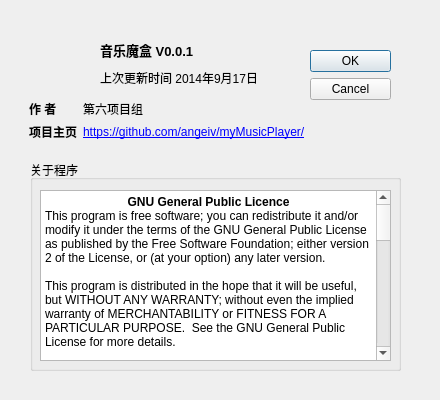
Above: about.ui from angeiv/myMusicPlayer before the change. Below: the same form after it.
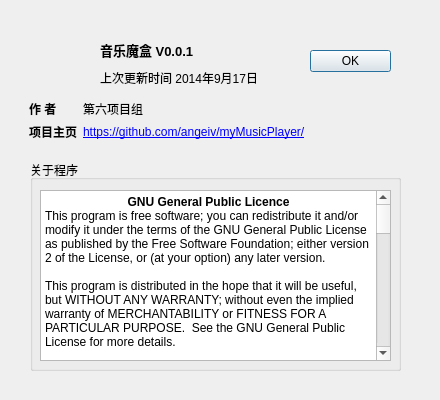
That is the form after the change. Icons and pictures are not drawn.

Commit message:
design a layout for login and add translate
设计了登陆界面的布局和验证码的验证，同时增加了翻译文件（但是不起作用）

Diff of the .ui file:
```diff
--- a/about.ui
+++ b/about.ui
@@ -35,14 +35,14 @@
      <x>310</x>
      <y>50</y>
      <width>81</width>
-     <height>81</height>
+     <height>31</height>
     </rect>
    </property>
    <property name="orientation">
     <enum>Qt::Vertical</enum>
    </property>
    <property name="standardButtons">
-    <set>QDialogButtonBox::Cancel|QDialogButtonBox::Ok</set>
+    <set>QDialogButtonBox::Ok</set>
    </property>
   </widget>
   <widget class="QLabel" name="labelLogo">
@@ -163,21 +163,27 @@
 &lt;p style=&quot;-qt-paragraph-type:empty; margin-top:0px; margin-bottom:0px; margin-left:0px; margin-right:0px; -qt-block-indent:0; text-indent:0px;&quot;&gt;&lt;br /&gt;&lt;/p&gt;
 &lt;p align=&quot;center&quot; style=&quot; margin-top:0px; margin-bottom:0px; margin-left:0px; margin-right:0px; -qt-block-indent:0; text-indent:0px;&quot;&gt;&lt;span style=&quot; font-weight:600;&quot;&gt;程序说明&lt;/span&gt;&lt;/p&gt;
 &lt;p style=&quot; margin-top:0px; margin-bottom:0px; margin-left:0px; margin-right:0px; -qt-block-indent:0; text-indent:0px;&quot;&gt;    音乐魔盒（下简称“程序”）的资源均采自网络，仅供学习交流只用，不可用于商业用途，本程序遵循GNU通用公共许可证（GNU General Public License，GPL），所有人均可可以自由地“使用、复制、修改和发布”本程序。&lt;/p&gt;
-&lt;p style=&quot; margin-top:0px; margin-bottom:0px; margin-left:0px; margin-right:0px; -qt-block-indent:0; text-indent:0px;&quot;&gt;    再次感谢网络资源的作者，下面一一列举：&lt;/p&gt;
+&lt;p style=&quot; margin-top:0px; margin-bottom:0px; margin-left:0px; margin-right:0px; -qt-block-indent:0; text-indent:0px;&quot;&gt;    感谢网络资源的作者，在本文的最后有所有参考文章的作者和地址，以示感谢。&lt;/p&gt;
+&lt;p style=&quot;-qt-paragraph-type:empty; margin-top:0px; margin-bottom:0px; margin-left:0px; margin-right:0px; -qt-block-indent:0; text-indent:0px;&quot;&gt;&lt;br /&gt;&lt;/p&gt;
+&lt;p align=&quot;center&quot; style=&quot; margin-top:0px; margin-bottom:0px; margin-left:0px; margin-right:0px; -qt-block-indent:0; text-indent:0px;&quot;&gt;&lt;span style=&quot; font-weight:600;&quot;&gt;作者介绍&lt;/span&gt;&lt;/p&gt;
+&lt;p style=&quot; margin-top:0px; margin-bottom:0px; margin-left:0px; margin-right:0px; -qt-block-indent:0; text-indent:0px;&quot;&gt;    第六项目组成员信息：&lt;/p&gt;
+&lt;p style=&quot; margin-top:0px; margin-bottom:0px; margin-left:0px; margin-right:0px; -qt-block-indent:0; text-indent:0px;&quot;&gt;            组长：张幸(主页 &lt;a href=&quot;http://zhangxing.tk/blog&quot;&gt;&lt;span style=&quot; text-decoration: underline; color:#0000ff;&quot;&gt;http://zhangxing.tk/blog&lt;/span&gt;&lt;/a&gt;)&lt;/p&gt;
+&lt;p style=&quot; margin-top:0px; margin-bottom:0px; margin-left:0px; margin-right:0px; -qt-block-indent:0; text-indent:0px;&quot;&gt;            成员：常树森  杨少婷  徐铭  毕景奎&lt;/p&gt;
+&lt;p style=&quot;-qt-paragraph-type:empty; margin-top:0px; margin-bottom:0px; margin-left:0px; margin-right:0px; -qt-block-indent:0; text-indent:0px;&quot;&gt;&lt;br /&gt;&lt;/p&gt;
+&lt;p align=&quot;center&quot; style=&quot; margin-top:0px; margin-bottom:0px; margin-left:0px; margin-right:0px; -qt-block-indent:0; text-indent:0px;&quot;&gt;&lt;span style=&quot; font-weight:600;&quot;&gt;项目主页&lt;/span&gt;&lt;/p&gt;
+&lt;p style=&quot; margin-top:0px; margin-bottom:0px; margin-left:0px; margin-right:0px; -qt-block-indent:0; text-indent:0px;&quot;&gt;    程序代码托管在开源代码托管网站GitHub上，地址：&lt;a href=&quot;https://github.com/angeiv/myMusicPlayer/&quot;&gt;&lt;span style=&quot; text-decoration: underline; color:#0000ff;&quot;&gt;https://github.com/angeiv/myMusicPlayer/&lt;/span&gt;&lt;/a&gt;&lt;/p&gt;
+&lt;p style=&quot;-qt-paragraph-type:empty; margin-top:0px; margin-bottom:0px; margin-left:0px; margin-right:0px; -qt-block-indent:0; text-indent:0px; text-decoration: underline; color:#0000ff;&quot;&gt;&lt;br /&gt;&lt;/p&gt;
+&lt;p align=&quot;center&quot; style=&quot; margin-top:0px; margin-bottom:0px; margin-left:0px; margin-right:0px; -qt-block-indent:0; text-indent:0px;&quot;&gt;&lt;a href=&quot;https://github.com/angeiv/myMusicPlayer/&quot;&gt;&lt;span style=&quot; font-weight:600; text-decoration: underline; color:#000000;&quot;&gt;致谢&lt;/span&gt;&lt;/a&gt;&lt;/p&gt;
+&lt;p style=&quot; margin-top:0px; margin-bottom:0px; margin-left:0px; margin-right:0px; -qt-block-indent:0; text-indent:0px;&quot;&gt;&lt;a href=&quot;https://github.com/angeiv/myMusicPlayer/&quot;&gt;&lt;span style=&quot; text-decoration: underline; color:#000000;&quot;&gt;在此对网络资源的作者表示感谢！下面一一列举：&lt;/span&gt;&lt;/a&gt;&lt;/p&gt;
 &lt;p style=&quot; margin-top:0px; margin-bottom:0px; margin-left:0px; margin-right:0px; -qt-block-indent:0; text-indent:0px;&quot;&gt;站酷（ZCOOL） &lt;a href=&quot;http://www.zcool.com.cn/&quot;&gt;&lt;span style=&quot; text-decoration: underline; color:#0000ff;&quot;&gt;http://www.zcool.com.cn/&lt;/span&gt;&lt;/a&gt; 及上面提供素材的作者&lt;/p&gt;
 &lt;p style=&quot; margin-top:0px; margin-bottom:0px; margin-left:0px; margin-right:0px; -qt-block-indent:0; text-indent:0px;&quot;&gt;百度音乐 &lt;a href=&quot;http://music.baidu.com/&quot;&gt;&lt;span style=&quot; text-decoration: underline; color:#0000ff;&quot;&gt;http://music.baidu.com/&lt;/span&gt;&lt;/a&gt;&lt;/p&gt;
 &lt;p style=&quot; margin-top:0px; margin-bottom:0px; margin-left:0px; margin-right:0px; -qt-block-indent:0; text-indent:0px;&quot;&gt;CSDN博客 &lt;a href=&quot;http://blog.csdn.net/x1135768777/article/details/7459711&quot;&gt;&lt;span style=&quot; text-decoration: underline; color:#0000ff;&quot;&gt;http://blog.csdn.net/x1135768777/article/details/7459711&lt;/span&gt;&lt;/a&gt; 作者 猿贷码&lt;/p&gt;
 &lt;p style=&quot; margin-top:0px; margin-bottom:0px; margin-left:0px; margin-right:0px; -qt-block-indent:0; text-indent:0px;&quot;&gt;去除问号按钮 &lt;a href=&quot;http://x-lu.com/2014/01/qt-learn-lu-code.html&quot;&gt;&lt;span style=&quot; text-decoration: underline; color:#0000ff;&quot;&gt;http://x-lu.com/2014/01/qt-learn-lu-code.html&lt;/span&gt;&lt;/a&gt;&lt;/p&gt;
 &lt;p style=&quot; margin-top:0px; margin-bottom:0px; margin-left:0px; margin-right:0px; -qt-block-indent:0; text-indent:0px;&quot;&gt;作者 xyun 于 2014年1月1日 发表在 未知路博客&lt;/p&gt;
 &lt;p style=&quot; margin-top:0px; margin-bottom:0px; margin-left:0px; margin-right:0px; -qt-block-indent:0; text-indent:0px;&quot;&gt;去除最大最小化按钮 &lt;a href=&quot;http://blog.csdn.net/laowu_/article/details/6847434&quot;&gt;&lt;span style=&quot; text-decoration: underline; color:#0000ff;&quot;&gt;http://blog.csdn.net/laowu_/article/details/6847434&lt;/span&gt;&lt;/a&gt; 作者 laowufly&lt;/p&gt;
-&lt;p style=&quot;-qt-paragraph-type:empty; margin-top:0px; margin-bottom:0px; margin-left:0px; margin-right:0px; -qt-block-indent:0; text-indent:0px;&quot;&gt;&lt;br /&gt;&lt;/p&gt;
-&lt;p align=&quot;center&quot; style=&quot; margin-top:0px; margin-bottom:0px; margin-left:0px; margin-right:0px; -qt-block-indent:0; text-indent:0px;&quot;&gt;&lt;span style=&quot; font-weight:600;&quot;&gt;作者介绍&lt;/span&gt;&lt;/p&gt;
-&lt;p style=&quot; margin-top:0px; margin-bottom:0px; margin-left:0px; margin-right:0px; -qt-block-indent:0; text-indent:0px;&quot;&gt;    第六项目组成员信息：&lt;/p&gt;
-&lt;p style=&quot; margin-top:0px; margin-bottom:0px; margin-left:0px; margin-right:0px; -qt-block-indent:0; text-indent:0px;&quot;&gt;            组长：张幸(主页 &lt;a href=&quot;http://zhangxing.tk/blog&quot;&gt;&lt;span style=&quot; text-decoration: underline; color:#0000ff;&quot;&gt;http://zhangxing.tk/blog&lt;/span&gt;&lt;/a&gt;)&lt;/p&gt;
-&lt;p style=&quot; margin-top:0px; margin-bottom:0px; margin-left:0px; margin-right:0px; -qt-block-indent:0; text-indent:0px;&quot;&gt;            成员：常树森  杨少婷  徐铭  毕景奎&lt;/p&gt;
-&lt;p style=&quot;-qt-paragraph-type:empty; margin-top:0px; margin-bottom:0px; margin-left:0px; margin-right:0px; -qt-block-indent:0; text-indent:0px;&quot;&gt;&lt;br /&gt;&lt;/p&gt;
-&lt;p align=&quot;center&quot; style=&quot; margin-top:0px; margin-bottom:0px; margin-left:0px; margin-right:0px; -qt-block-indent:0; text-indent:0px;&quot;&gt;&lt;span style=&quot; font-weight:600;&quot;&gt;项目主页&lt;/span&gt;&lt;/p&gt;
-&lt;p style=&quot; margin-top:0px; margin-bottom:0px; margin-left:0px; margin-right:0px; -qt-block-indent:0; text-indent:0px;&quot;&gt;    程序代码托管在开源代码托管网站GitHub上，地址：&lt;a href=&quot;https://github.com/angeiv/myMusicPlayer/&quot;&gt;&lt;span style=&quot; text-decoration: underline; color:#0000ff;&quot;&gt;https://github.com/angeiv/myMusicPlayer/&lt;/span&gt;&lt;/a&gt;&lt;/p&gt;&lt;/body&gt;&lt;/html&gt;</string>
+&lt;p style=&quot; margin-top:0px; margin-bottom:0px; margin-left:0px; margin-right:0px; -qt-block-indent:0; text-indent:0px;&quot;&gt;设置label颜色 &lt;a href=&quot;http://blog.sina.com.cn/s/blog_9d16de810100zs6r.htm&quot;&gt;&lt;span style=&quot; text-decoration: underline; color:#0000ff;&quot;&gt;http://blog.sina.com.cn/s/blog_9d16de810100zs6r.htm&lt;/span&gt;&lt;/a&gt;l 作者 等待黎明&lt;/p&gt;
+&lt;p style=&quot; margin-top:0px; margin-bottom:0px; margin-left:0px; margin-right:0px; -qt-block-indent:0; text-indent:0px;&quot;&gt;字符串数字互转 &lt;a href=&quot;http://www.cnblogs.com/gnuhpc/archive/2012/12/10/2811956.html&quot;&gt;&lt;span style=&quot; text-decoration: underline; color:#0000ff;&quot;&gt;http://www.cnblogs.com/gnuhpc/archive/2012/12/10/2811956.html&lt;/span&gt;&lt;/a&gt; 作者 gnuhpc&lt;/p&gt;
+&lt;p style=&quot; margin-top:0px; margin-bottom:0px; margin-left:0px; margin-right:0px; -qt-block-indent:0; text-indent:0px;&quot;&gt;Qt验证码 &lt;a href=&quot;http://codinging.diandian.com/post/2013-04-04/Qt-make-valid-code&quot;&gt;&lt;span style=&quot; text-decoration: underline; color:#0000ff;&quot;&gt;http://codinging.diandian.com/post/2013-04-04/Qt-make-valid-code&lt;/span&gt;&lt;/a&gt; 作者 漂木的笔记簿&lt;/p&gt;&lt;/body&gt;&lt;/html&gt;</string>
    </property>
   </widget>
  </widget>
```
The commit also changes 6 other files.
